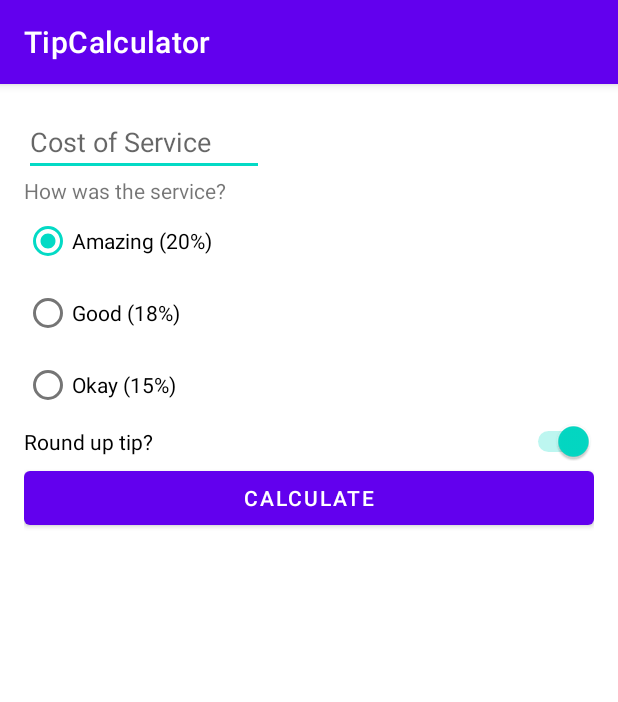
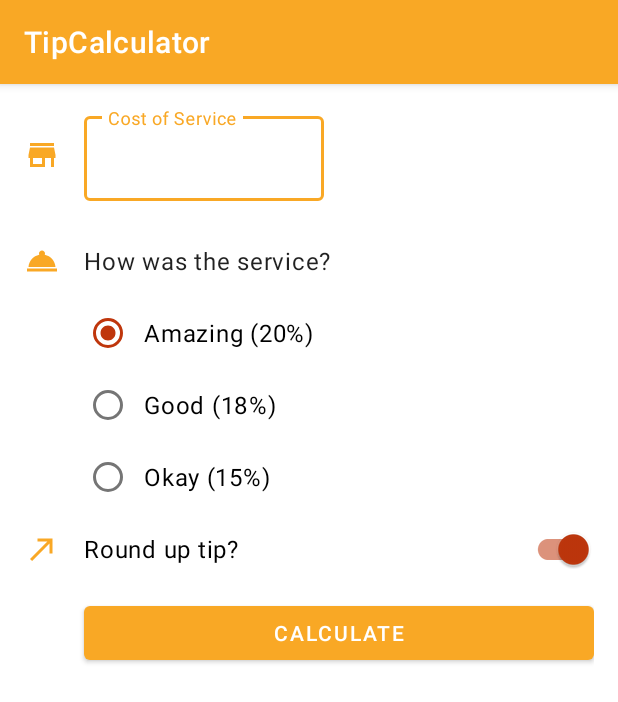
Before and after one commit to kkalkowski96/AndroidCourseApps, an Android app: the screen it shows after launch (MainActivity), on a phone screen of 412 x 824 dp. Shown: the top 702 px of the screen. Run offline under Robolectric (Android 15) with nearby library versions, the phone set to English and light mode, and no system bars; 4 statements that could not run were skipped.

Commit message:
Dodanie material design oraz zdefiniowanie themes

```diff
--- a/app/build.gradle
+++ b/app/build.gradle
@@ -15,6 +15,7 @@ android {
         versionName "1.0"
 
         testInstrumentationRunner "androidx.test.runner.AndroidJUnitRunner"
+        vectorDrawables.useSupportLibrary = true
     }
 
     buildTypes {
@@ -40,10 +41,11 @@ dependencies {
 
     implementation "org.jetbrains.kotlin:kotlin-stdlib:$kotlin_version"
     implementation 'androidx.core:core-ktx:1.3.2'
-    implementation 'androidx.appcompat:appcompat:1.2.0'
+    implementation 'com.google.android.material:material:1.3.0'
     implementation 'com.google.android.material:material:1.3.0'
     implementation 'androidx.constraintlayout:constraintlayout:2.0.4'
     testImplementation 'junit:junit:4.+'
     androidTestImplementation 'androidx.test.ext:junit:1.1.2'
     androidTestImplementation 'androidx.test.espresso:espresso-core:3.3.0'
+    implementation 'com.google.android.material:material:1.3.0'
 }
--- a/app/src/main/java/com/example/tipcalculator/MainActivity.kt
+++ b/app/src/main/java/com/example/tipcalculator/MainActivity.kt
@@ -1,7 +1,11 @@
 package com.example.tipcalculator
 
+import android.content.Context
 import androidx.appcompat.app.AppCompatActivity
 import android.os.Bundle
+import android.view.KeyEvent
+import android.view.View
+import android.view.inputmethod.InputMethodManager
 import com.example.tipcalculator.databinding.ActivityMainBinding
 import java.text.NumberFormat
 
@@ -22,10 +26,13 @@ class MainActivity : AppCompatActivity() {
         binding.calculateButton.setOnClickListener{
             calculateTip()
         }
+
+        binding.costOfServiceEditText.setOnKeyListener { view, keyCode, _ -> handleKeyEvent(view, keyCode)
+        }
     }
 
     private fun calculateTip(){
-        val stringInEditText = binding.costOfService.text.toString()
+        val stringInEditText = binding.costOfServiceEditText.text.toString()
         val cost = stringInEditText.toDoubleOrNull()
         if (cost == null || cost == 0.0) {
             displayTip(0.0)
@@ -48,4 +55,15 @@ class MainActivity : AppCompatActivity() {
         val formattedTip = NumberFormat.getCurrencyInstance().format(tip)
         binding.tipResult.text = getString(R.string.tip_amount, formattedTip)
     }
+
+    private fun handleKeyEvent(view: View, keyCode: Int): Boolean {
+        if (keyCode == KeyEvent.KEYCODE_ENTER) {
+            // Hide the keyboard
+            val inputMethodManager =
+                getSystemService(Context.INPUT_METHOD_SERVICE) as InputMethodManager
+            inputMethodManager.hideSoftInputFromWindow(view.windowToken, 0)
+            return true
+        }
+        return false
+    }
 }
--- /dev/null
+++ b/app/src/main/res/drawable/ic_round_up.xml
@@ -0,0 +1,11 @@
+<vector xmlns:android="http://schemas.android.com/apk/res/android"
+    android:width="24dp"
+    android:height="24dp"
+    android:viewportWidth="24"
+    android:viewportHeight="24"
+    android:tint="?attr/colorPrimary"
+    android:autoMirrored="true">
+  <path
+      android:fillColor="@android:color/white"
+      android:pathData="M9,5v2h6.59L4,18.59 5.41,20 17,8.41V15h2V5z"/>
+</vector>
--- /dev/null
+++ b/app/src/main/res/drawable/ic_service.xml
@@ -0,0 +1,10 @@
+<vector xmlns:android="http://schemas.android.com/apk/res/android"
+    android:width="24dp"
+    android:height="24dp"
+    android:viewportWidth="24"
+    android:viewportHeight="24"
+    android:tint="?attr/colorPrimary">
+  <path
+      android:fillColor="@android:color/white"
+      android:pathData="M2,17h20v2L2,19zM13.84,7.79c0.1,-0.24 0.16,-0.51 0.16,-0.79 0,-1.1 -0.9,-2 -2,-2s-2,0.9 -2,2c0,0.28 0.06,0.55 0.16,0.79C6.25,8.6 3.27,11.93 3,16h18c-0.27,-4.07 -3.25,-7.4 -7.16,-8.21z"/>
+</vector>
--- /dev/null
+++ b/app/src/main/res/drawable/ic_store.xml
@@ -0,0 +1,10 @@
+<vector xmlns:android="http://schemas.android.com/apk/res/android"
+    android:width="24dp"
+    android:height="24dp"
+    android:viewportWidth="24"
+    android:viewportHeight="24"
+    android:tint="?attr/colorPrimary">
+  <path
+      android:fillColor="@android:color/white"
+      android:pathData="M20,4L4,4v2h16L20,4zM21,14v-2l-1,-5L4,7l-1,5v2h1v6h10v-6h4v6h2v-6h1zM12,18L6,18v-4h6v4z"/>
+</vector>
--- a/app/src/main/res/layout/activity_main.xml
+++ b/app/src/main/res/layout/activity_main.xml
@@ -1,28 +1,62 @@
 <?xml version="1.0" encoding="utf-8"?>
-<androidx.constraintlayout.widget.ConstraintLayout xmlns:android="http://schemas.android.com/apk/res/android"
+<ScrollView xmlns:android="http://schemas.android.com/apk/res/android"
     xmlns:app="http://schemas.android.com/apk/res-auto"
     xmlns:tools="http://schemas.android.com/tools"
     android:layout_width="match_parent"
     android:layout_height="match_parent"
+    >
+
+    <androidx.constraintlayout.widget.ConstraintLayout
+        android:layout_width="match_parent"
+        android:layout_height="wrap_content"
         android:padding="16dp"
         tools:context=".MainActivity">
+        <ImageView
+            android:id="@+id/icon_cost_of_service"
+            android:layout_width="wrap_content"
+            android:layout_height="wrap_content"
+            android:importantForAccessibility="no"
+            app:srcCompat="@drawable/ic_store"
+            app:layout_constraintStart_toStartOf="parent"
+            app:layout_constraintTop_toTopOf="@id/cost_of_service"
+            app:layout_constraintBottom_toBottomOf="@id/cost_of_service" />
 
-    <EditText
+        <com.google.android.material.textfield.TextInputLayout
             android:id="@+id/cost_of_service"
             android:layout_width="160dp"
             android:layout_height="wrap_content"
             android:hint="@string/cost_of_service"
-        android:inputType="numberDecimal"
+            app:layout_constraintTop_toTopOf="parent"
+            android:layout_marginStart="16dp"
+            app:layout_constraintStart_toEndOf="@id/icon_cost_of_service">
+
+            <com.google.android.material.textfield.TextInputEditText
+                android:id="@+id/cost_of_service_edit_text"
+                android:layout_width="160dp"
+                android:layout_height="wrap_content"
+                android:inputType="numberDecimal"/>
+
+        </com.google.android.material.textfield.TextInputLayout>
+
+        <ImageView
+            android:id="@+id/icon_service_question"
+            android:layout_width="wrap_content"
+            android:layout_height="wrap_content"
+            android:importantForAccessibility="no"
+            app:srcCompat="@drawable/ic_service"
             app:layout_constraintStart_toStartOf="parent"
-        app:layout_constraintTop_toTopOf="parent" />
+            app:layout_constraintTop_toTopOf="@id/service_question"
+            app:layout_constraintBottom_toBottomOf="@id/service_question" />
 
         <TextView
             android:id="@+id/service_question"
             android:layout_width="wrap_content"
             android:layout_height="wrap_content"
             android:text="@string/how_was_the_service"
-        app:layout_constraintStart_toStartOf="parent"
-        app:layout_constraintTop_toBottomOf="@+id/cost_of_service" />
+            android:layout_marginTop="16dp"
+            style="@style/Widget.TipCalculator.TextView"
+            app:layout_constraintStart_toStartOf="@id/cost_of_service"
+            app:layout_constraintTop_toBottomOf="@id/cost_of_service" />
 
         <RadioGroup
             android:id="@+id/tip_options"
@@ -30,7 +64,7 @@
             android:layout_height="wrap_content"
             android:checkedButton="@id/option_twenty_percent"
             android:orientation="vertical"
-        app:layout_constraintStart_toStartOf="parent"
+            app:layout_constraintStart_toStartOf="@id/service_question"
             app:layout_constraintTop_toBottomOf="@+id/service_question">
 
             <RadioButton
@@ -52,15 +86,26 @@
                 android:text="@string/ok_service" />
         </RadioGroup>
 
-    <Switch
+        <ImageView
+            android:id="@+id/icon_round_up"
+            android:layout_width="wrap_content"
+            android:layout_height="wrap_content"
+            android:importantForAccessibility="no"
+            app:srcCompat="@drawable/ic_round_up"
+            app:layout_constraintStart_toStartOf="parent"
+            app:layout_constraintTop_toTopOf="@id/round_up_switch"
+            app:layout_constraintBottom_toBottomOf="@id/round_up_switch" />
+
+        <com.google.android.material.switchmaterial.SwitchMaterial
             android:id="@+id/round_up_switch"
             android:layout_width="0dp"
             android:layout_height="wrap_content"
             android:checked="true"
             android:text="@string/round_up_tip"
             app:layout_constraintEnd_toEndOf="parent"
-        app:layout_constraintStart_toStartOf="parent"
-        app:layout_constraintTop_toBottomOf="@id/tip_options" />
+            app:layout_constraintTop_toBottomOf="@id/tip_options"
+            android:layout_marginStart="16dp"
+            app:layout_constraintStart_toEndOf="@id/icon_round_up"/>
 
         <Button
             android:id="@+id/calculate_button"
@@ -68,8 +113,9 @@
             android:layout_height="wrap_content"
             android:text="@string/calculate"
             app:layout_constraintEnd_toEndOf="parent"
-        app:layout_constraintStart_toStartOf="parent"
-        app:layout_constraintTop_toBottomOf="@id/round_up_switch" />
+            app:layout_constraintTop_toBottomOf="@id/round_up_switch"
+            android:layout_marginTop="8dp"
+            app:layout_constraintStart_toStartOf="@id/round_up_switch"/>
 
         <TextView
             android:id="@+id/tip_result"
@@ -77,5 +123,10 @@
             android:layout_height="wrap_content"
             tools:text="Tip Amount: $10"
             app:layout_constraintEnd_toEndOf="parent"
-        app:layout_constraintTop_toBottomOf="@id/calculate_button" />
+            app:layout_constraintTop_toBottomOf="@id/calculate_button"
+            android:layout_marginTop="8dp"
+            style="@style/Widget.TipCalculator.TextView"/>
     </androidx.constraintlayout.widget.ConstraintLayout>
+
+
+</ScrollView>
--- a/app/src/main/res/values-night/themes.xml
+++ b/app/src/main/res/values-night/themes.xml
@@ -2,15 +2,18 @@
     <!-- Base application theme. -->
     <style name="Theme.TipCalculator" parent="Theme.MaterialComponents.DayNight.DarkActionBar">
         <!-- Primary brand color. -->
-        <item name="colorPrimary">@color/purple_200</item>
-        <item name="colorPrimaryVariant">@color/purple_700</item>
+        <item name="colorPrimary">@color/orange_light</item>
+        <item name="colorPrimaryVariant">@color/orange</item>
         <item name="colorOnPrimary">@color/black</item>
         <!-- Secondary brand color. -->
-        <item name="colorSecondary">@color/teal_200</item>
-        <item name="colorSecondaryVariant">@color/teal_200</item>
+        <item name="colorSecondary">@color/red</item>
+        <item name="colorSecondaryVariant">@color/red_light</item>
         <item name="colorOnSecondary">@color/black</item>
         <!-- Status bar color. -->
         <item name="android:statusBarColor" tools:targetApi="l">?attr/colorPrimaryVariant</item>
         <!-- Customize your theme here. -->
+        <item name="textInputStyle">@style/Widget.MaterialComponents.TextInputLayout.OutlinedBox</item>
+        <item name="radioButtonStyle">@style/Widget.TipCalculator.CompoundButton.RadioButton</item>
+        <item name="switchStyle">@style/Widget.TipCalculator.CompoundButton.Switch</item>
     </style>
 </resources>
--- a/app/src/main/res/values/colors.xml
+++ b/app/src/main/res/values/colors.xml
@@ -7,4 +7,11 @@
     <color name="teal_700">#FF018786</color>
     <color name="black">#FF000000</color>
     <color name="white">#FFFFFFFF</color>
+
+    <color name="orange">#f9a825</color>
+    <color name="orange_dark">#c17900</color>
+    <color name="orange_light">#ffd95a</color>
+    <color name="red">#bf360c</color>
+    <color name="red_dark">#f9683a</color>
+    <color name="red_light">#870000</color>
 </resources>
--- /dev/null
+++ b/app/src/main/res/values/dimens.xml
@@ -0,0 +1,4 @@
+<?xml version="1.0" encoding="utf-8"?>
+<resources>
+    <dimen name="min_text_height">48dp</dimen>
+</resources>
--- a/app/src/main/res/values/strings.xml
+++ b/app/src/main/res/values/strings.xml
@@ -8,4 +8,9 @@
     <string name="round_up_tip">Round up tip?</string>
     <string name="calculate">Calculate</string>
     <string name="tip_amount">Tip Amount: %s</string>
+
+    <string name="primary_color">Primary color</string>
+    <string name="button">Button</string>
+    <string name="secondary_color">Secondary color</string>
+    <string name="email_icon">email icon</string>
 </resources>
--- /dev/null
+++ b/app/src/main/res/values/styles.xml
@@ -0,0 +1,18 @@
+<?xml version="1.0" encoding="utf-8"?>
+<resources>
+    <style name="Widget.TipCalculator.TextView" parent="Widget.MaterialComponents.TextView">
+        <item name="android:minHeight">@dimen/min_text_height</item>
+        <item name="android:gravity">center_vertical</item>
+        <item name="android:textAppearance">?attr/textAppearanceBody1</item>
+    </style>
+    <style name="Widget.TipCalculator.CompoundButton.Switch" parent="Widget.MaterialComponents.CompoundButton.Switch">
+        <item name="android:minHeight">@dimen/min_text_height</item>
+        <item name="android:gravity">center_vertical</item>
+        <item name="android:textAppearance">?attr/textAppearanceBody1</item>
+    </style>
+    <style name="Widget.TipCalculator.CompoundButton.RadioButton"
+        parent="Widget.MaterialComponents.CompoundButton.RadioButton">
+        <item name="android:paddingStart">8dp</item>
+        <item name="android:textAppearance">?attr/textAppearanceBody1</item>
+    </style>
+</resources>
--- a/app/src/main/res/values/themes.xml
+++ b/app/src/main/res/values/themes.xml
@@ -2,15 +2,18 @@
     <!-- Base application theme. -->
     <style name="Theme.TipCalculator" parent="Theme.MaterialComponents.DayNight.DarkActionBar">
         <!-- Primary brand color. -->
-        <item name="colorPrimary">@color/purple_500</item>
-        <item name="colorPrimaryVariant">@color/purple_700</item>
+        <item name="colorPrimary">@color/orange</item>
+        <item name="colorPrimaryDark">@color/orange_dark</item>
         <item name="colorOnPrimary">@color/white</item>
         <!-- Secondary brand color. -->
-        <item name="colorSecondary">@color/teal_200</item>
-        <item name="colorSecondaryVariant">@color/teal_700</item>
-        <item name="colorOnSecondary">@color/black</item>
+        <item name="colorSecondary">@color/red</item>
+        <item name="colorSecondaryVariant">@color/red_dark</item>
+        <item name="colorOnSecondary">@color/white</item>
         <!-- Status bar color. -->
         <item name="android:statusBarColor" tools:targetApi="l">?attr/colorPrimaryVariant</item>
         <!-- Customize your theme here. -->
+        <item name="textInputStyle">@style/Widget.MaterialComponents.TextInputLayout.OutlinedBox</item>
+        <item name="radioButtonStyle">@style/Widget.TipCalculator.CompoundButton.RadioButton</item>
+        <item name="switchStyle">@style/Widget.TipCalculator.CompoundButton.Switch</item>
     </style>
 </resources>
```
Lines whose indentation alone changed are shown as unchanged.
